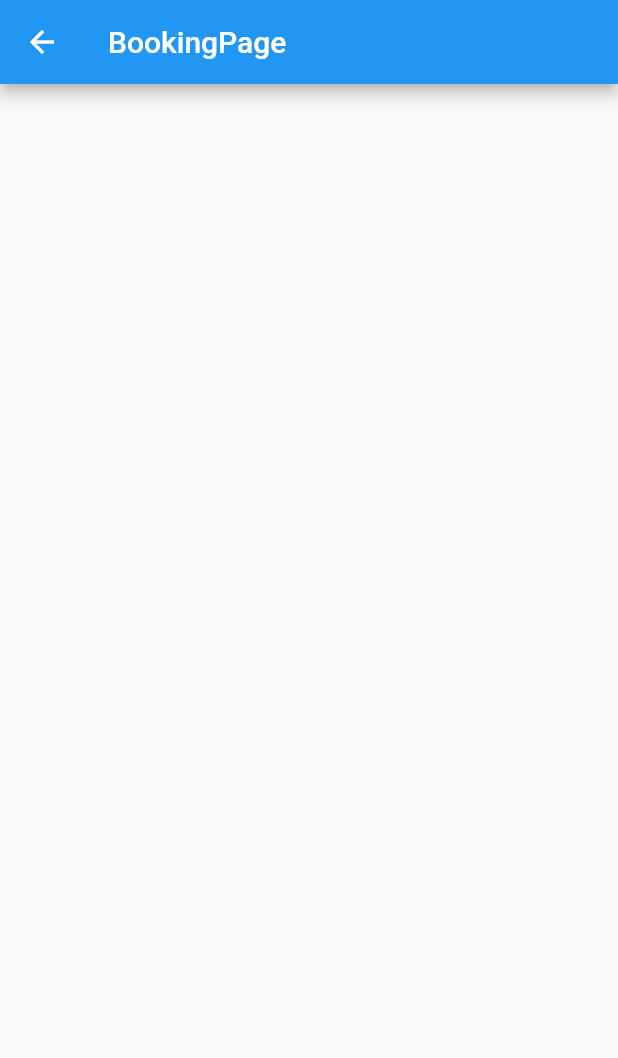
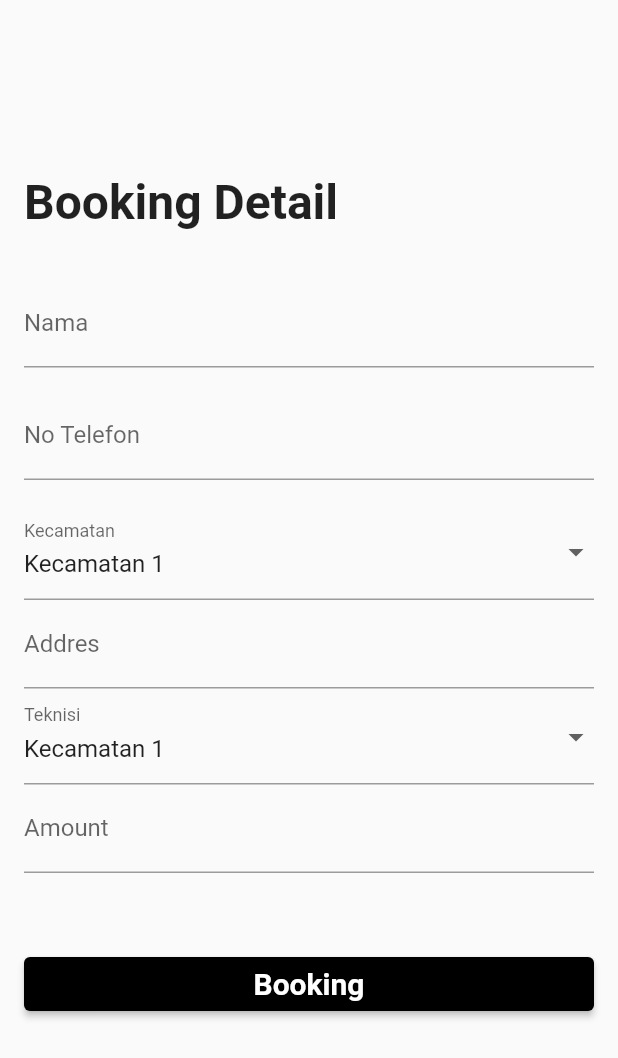
Before and after one commit to ajimassaid99/FlutterServices, a Flutter app: the BookingPage screen opened directly, on a phone screen of 412 x 824 dp. Shown: the top 1058 px of the screen. Run offline on Flutter 3.47's test engine with Material 2 defaults, Android fonts, the phone set to English and light mode, and no system bars; our stand-ins replace get, shared_preferences, supabase_flutter; accounts and stored records are empty.

Commit message:
form Booking

```diff
--- a/lib/app/modules/booking/binding/booking_bindings.dart
+++ b/lib/app/modules/booking/binding/booking_bindings.dart
@@ -1,7 +1,7 @@
 import 'package:get/get.dart';
 import '../controller/booking_controller.dart';
 
-class BookingBindings implements Bindings {
+class BookingBinding implements Bindings {
     @override
     void dependencies() {
       Get.lazyPut<BookingController>(
--- a/lib/app/modules/booking/controller/booking_controller.dart
+++ b/lib/app/modules/booking/controller/booking_controller.dart
@@ -1,3 +1,13 @@
 import 'package:get/get.dart';
+import 'package:supabase_flutter/supabase_flutter.dart';
 
-class BookingController extends GetxController {}
+class BookingController extends GetxController {
+final RxList<Map<String, dynamic>> kecamatanList = <Map<String, dynamic>>[].obs;
+RxString _selectedKecamatan = ''.obs;
+  Future<void> fetchKecamatan() async {
+    final response = await Supabase.instance.client
+        .from('delevery_fee')
+        .select('nama_kecamatan,fee');
+  }
+
+}
--- a/lib/app/modules/booking/view/booking_page.dart
+++ b/lib/app/modules/booking/view/booking_page.dart
@@ -1,16 +1,168 @@
+import 'package:flutter/material.dart';
 import 'package:get/get.dart';
-import 'package:flutter/material.dart';
 import '../controller/booking_controller.dart';
 
 class BookingPage extends GetView<BookingController> {
+  BookingPage({Key? key}) : super(key: key);
 
-    const BookingPage({Key? key}) : super(key: key);
+  final productType = Get.parameters['product_id'];
+  final _formKey = GlobalKey<FormState>();
+  final _namaController = TextEditingController();
+  final _phoneController = TextEditingController();
+  final _addresController = TextEditingController();
+  final _amountController = TextEditingController();
 
-    @override
-    Widget build(BuildContext context) {
-        return Scaffold(
-            appBar: AppBar(title: const Text('BookingPage'),),
-            body: Container(),
-        );
-    }
+
+
+  final List<String> kecamatanList = [
+  'Kecamatan 1',
+  'Kecamatan 2',
+  'Kecamatan 3',
+  'Kecamatan 4',
+];
+  String _selectedKecamatan = 'Kecamatan 1';
+
+  @override
+  Widget build(BuildContext context) {
+    return Scaffold(
+      body: Padding(
+        padding: const EdgeInsets.all(16.0),
+        child: Form(
+          key: _formKey,
+          child: SingleChildScrollView(
+            child: Column(
+              crossAxisAlignment: CrossAxisAlignment.stretch,
+              children: [
+                const SizedBox(
+                  height: 100,
+                ),
+                const Text(
+                  "Booking Detail",
+                  style: TextStyle(
+                    fontWeight: FontWeight.bold,
+                    fontSize: 32,
+                  ),
+                ),
+                const SizedBox(height: 32.0),
+                TextFormField(
+                  controller: _namaController,
+                  keyboardType: TextInputType.emailAddress,
+                  decoration: const InputDecoration(
+                    labelText: 'Nama',
+                  ),
+                  validator: (value) {
+                    if (value == '') {
+                      return 'Email is required';
+                    }
+                    return null;
+                  },
+                ),
+                const SizedBox(height: 16.0),
+                TextFormField(
+                  controller: _phoneController,
+                  obscureText: true,
+                  decoration: const InputDecoration(
+                    labelText: 'No Telefon',
+                  ),
+                  validator: (value) {
+                    if (value == '') {
+                      return 'no Telepon is required';
+                    }
+                    return null;
+                  },
+                ),
+                const SizedBox(height: 16.0),
+                DropdownButtonFormField<String>(
+                  decoration: const InputDecoration(
+                    labelText: 'Kecamatan',
+                  ),
+                  value: _selectedKecamatan,
+                  onChanged: (newValue) {
+                    _selectedKecamatan = newValue!;
+                  },
+                  validator: (value) {
+                    if (value == null) {
+                      return 'Kecamatan is required';
+                    }
+                    return null;
+                  },
+                  items: kecamatanList.map((kecamatan) {
+                    return DropdownMenuItem<String>(
+                      value: kecamatan,
+                      child: Text(kecamatan),
+                    );
+                  }).toList(),
+                ),
+                TextFormField(
+                  controller: _addresController,
+                  keyboardType: TextInputType.multiline,
+                  decoration: const InputDecoration(
+                    labelText: 'Addres',
+                  ),
+                  validator: (value) {
+                    if (value == '') {
+                      return 'Addres is required';
+                    }
+                    return null;
+                  },
+                ),
+                DropdownButtonFormField<String>(
+                  decoration: const InputDecoration(
+                    labelText: 'Teknisi',
+                  ),
+                  value: _selectedKecamatan,
+                  onChanged: (newValue) {
+                    _selectedKecamatan = newValue!;
+                  },
+                  validator: (value) {
+                    if (value == null) {
+                      return 'Kecamatan is required';
+                    }
+                    return null;
+                  },
+                  items: kecamatanList.map((kecamatan) {
+                    return DropdownMenuItem<String>(
+                      value: kecamatan,
+                      child: Text(kecamatan),
+                    );
+                  }).toList(),
+                ),
+                TextFormField(
+                  controller: _amountController,
+                  obscureText: true,
+                  decoration: const InputDecoration(
+                    labelText: 'Amount',
+                  ),
+                  validator: (value) {
+                    if (value == '') {
+                      return 'Jumlah Harus lebih Dari 0';
+                    }
+                    return null;
+                  },
+                ),
+                const SizedBox(height: 50.0),
+                ElevatedButton(
+                  onPressed: () async {
+                    if (_formKey.currentState!.validate()) {
+                      // Perform some action here
+                    }
+                  },
+                  style: ElevatedButton.styleFrom(
+                    backgroundColor: Colors.black,
+                  ),
+                  child: const Text(
+                    'Booking',
+                    style: TextStyle(
+                        color: Colors.white,
+                        fontWeight: FontWeight.bold,
+                        fontSize: 20),
+                  ),
+                ),
+              ],
+            ),
+          ),
+        ),
+      ),
+    );
+  }
 }
--- a/lib/app/modules/dashboard/views/Dasboard_view.dart
+++ b/lib/app/modules/dashboard/views/Dasboard_view.dart
@@ -1,5 +1,4 @@
 import 'package:flutter/material.dart';
-import 'package:services/app/modules/product/views/Product_view.dart';
 import 'package:services/app/routes/app_pages.dart';
 
 class DashboardWidget extends StatelessWidget {
--- a/lib/app/modules/product/views/Product_view.dart
+++ b/lib/app/modules/product/views/Product_view.dart
@@ -1,6 +1,7 @@
 import 'package:flutter/material.dart';
 import 'package:get/get.dart';
 
+import '../../../routes/app_pages.dart';
 import '../controllers/Product_controller.dart';
 
 // ignore: must_be_immutable
@@ -8,7 +9,6 @@ class ProductView extends GetView<ProductController> {
   String type;
   ProductView({Key? key, required this.type}) : super(key: key);
 
-  @override
   void initState() {
     controller.getProducts(this.type);
   }
@@ -118,7 +118,9 @@ class ProductView extends GetView<ProductController> {
                                 const SizedBox(height: 10),
                                 // Widget untuk menampilkan tombol "Beli"
                                 ElevatedButton(
-                                  onPressed: () {},
+                                  onPressed: () {
+                                    Get.toNamed('${Routes.Booking}?product_id=${product["product_id"]}');
+                                  },
                                   style: ElevatedButton.styleFrom(
                                     backgroundColor:
                                         Colors.black, // warna latar belakang
--- a/lib/app/routes/app_pages.dart
+++ b/lib/app/routes/app_pages.dart
@@ -5,6 +5,8 @@ import '../modules/Register/bindings/home_binding.dart';
 import '../modules/Register/views/Register_view.dart';
 import '../modules/Welcome/bindings/Welcome_binding.dart';
 import '../modules/Welcome/views/Welcome_view.dart';
+import '../modules/booking/binding/booking_bindings.dart';
+import '../modules/booking/view/booking_page.dart';
 import '../modules/dashboard/views/Home_view.dart';
 import '../modules/product/bindings/Product_binding.dart';
 import '../modules/product/views/Product_view.dart';
@@ -57,6 +59,11 @@ class AppPages {
       page: () => ProductView(type: "Washing Machine",),
       binding: ProductBinding(),
     ),
+    GetPage(
+      name: _Paths.Booking,
+      page: () => BookingPage(),
+      binding: BookingBinding(),
+    ),
 
   ];
 }
--- a/lib/app/routes/app_routes.dart
+++ b/lib/app/routes/app_routes.dart
@@ -11,6 +11,7 @@ abstract class Routes {
   static const ProductAc = _Paths.Productac;
   static const ProductSt = _Paths.ProductSt;
   static const ProductWm = _Paths.ProductWm;
+  static const Booking = _Paths.Booking;
 }
 
 abstract class _Paths {
@@ -23,4 +24,5 @@ abstract class _Paths {
   static const Productac = '/productac';
   static const ProductSt = '/productst';
   static const ProductWm = '/productwm';
+  static const Booking = '/booking';
 }
```
